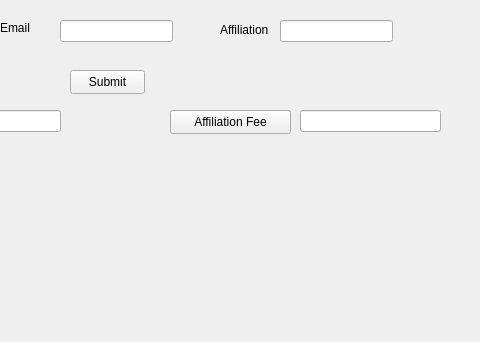
Old version of the form cos3711/assignment_2/working/newnew_x230_gui_working/mainwindow.ui in the repository Tabish1511/4thYearAssignments; both pictures show x 220 to 700 and y 0 to 342 of the 800 by 600 pixel window.
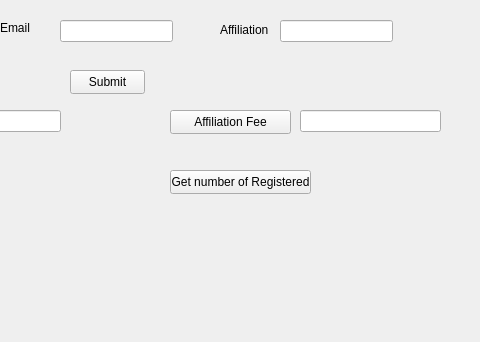
New version of the form.

Commit message: cos3711 - assign 2 - 'Number of Registered' component complete, now do the table component

Patch:
```diff
--- a/cos3711/assignment_2/working/newnew_x230_gui_working/mainwindow.ui
+++ b/cos3711/assignment_2/working/newnew_x230_gui_working/mainwindow.ui
@@ -168,6 +168,32 @@
      <string/>
     </property>
    </widget>
+   <widget class="QPushButton" name="pushButton_4">
+    <property name="geometry">
+     <rect>
+      <x>390</x>
+      <y>170</y>
+      <width>141</width>
+      <height>24</height>
+     </rect>
+    </property>
+    <property name="text">
+     <string>Get number of Registered</string>
+    </property>
+   </widget>
+   <widget class="QLabel" name="label_searchOutput_3">
+    <property name="geometry">
+     <rect>
+      <x>540</x>
+      <y>170</y>
+      <width>121</width>
+      <height>21</height>
+     </rect>
+    </property>
+    <property name="text">
+     <string/>
+    </property>
+   </widget>
   </widget>
   <widget class="QMenuBar" name="menubar">
    <property name="geometry">
```
The commit also changes 14 other files.
